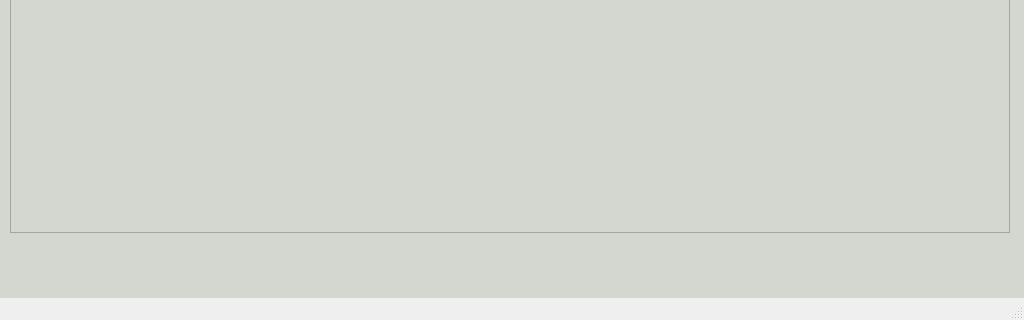
This is devicewindow.ui in kartikeya8973/emu_hmi_app as Qt 5 draws it before an edit; both pictures show x 0 to 1024 and y 448 to 768 of the 1024 by 768 pixel window. The edited form follows.
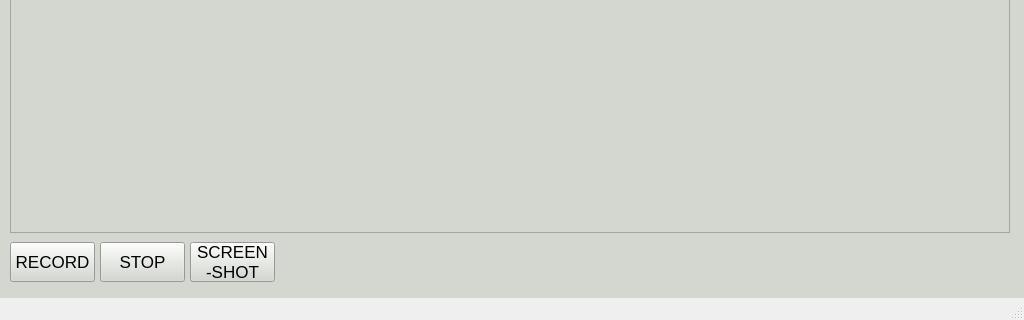
This is the edited form. The open tabs and pages were chosen to show the change. Icons and pictures are not drawn.

```diff
--- a/devicewindow.ui
+++ b/devicewindow.ui
@@ -1068,8 +1068,8 @@
      <widget class="QLabel" name="label_cam_info">
       <property name="geometry">
        <rect>
-        <x>310</x>
-        <y>590</y>
+        <x>610</x>
+        <y>600</y>
         <width>400</width>
         <height>30</height>
        </rect>
@@ -1086,6 +1086,103 @@
        <set>Qt::AlignCenter</set>
       </property>
      </widget>
+     <widget class="QLabel" name="label_recording_status">
+      <property name="geometry">
+       <rect>
+        <x>377</x>
+        <y>595</y>
+        <width>151</width>
+        <height>30</height>
+       </rect>
+      </property>
+      <property name="text">
+       <string/>
+      </property>
+      <property name="alignment">
+       <set>Qt::AlignCenter</set>
+      </property>
+     </widget>
+     <widget class="QPushButton" name="pushButton_screenshot">
+      <property name="geometry">
+       <rect>
+        <x>190</x>
+        <y>590</y>
+        <width>85</width>
+        <height>40</height>
+       </rect>
+      </property>
+      <property name="font">
+       <font>
+        <pointsize>13</pointsize>
+       </font>
+      </property>
+      <property name="styleSheet">
+       <string notr="true"/>
+      </property>
+      <property name="text">
+       <string>SCREEN
+-SHOT</string>
+      </property>
+      <property name="icon">
+       <iconset resource="icons.qrc">
+        <normaloff>:/new/icons/capture.png</normaloff>:/new/icons/capture.png</iconset>
+      </property>
+     </widget>
+     <widget class="QLabel" name="label_recordingIcon">
+      <property name="geometry">
+       <rect>
+        <x>307</x>
+        <y>595</y>
+        <width>30</width>
+        <height>30</height>
+       </rect>
+      </property>
+      <property name="text">
+       <string/>
+      </property>
+     </widget>
+     <widget class="QPushButton" name="pushButton_record">
+      <property name="geometry">
+       <rect>
+        <x>10</x>
+        <y>590</y>
+        <width>85</width>
+        <height>40</height>
+       </rect>
+      </property>
+      <property name="font">
+       <font>
+        <pointsize>13</pointsize>
+       </font>
+      </property>
+      <property name="styleSheet">
+       <string notr="true"/>
+      </property>
+      <property name="text">
+       <string>RECORD</string>
+      </property>
+     </widget>
+     <widget class="QPushButton" name="pushButton_stop">
+      <property name="geometry">
+       <rect>
+        <x>100</x>
+        <y>590</y>
+        <width>85</width>
+        <height>40</height>
+       </rect>
+      </property>
+      <property name="font">
+       <font>
+        <pointsize>13</pointsize>
+       </font>
+      </property>
+      <property name="styleSheet">
+       <string notr="true"/>
+      </property>
+      <property name="text">
+       <string>STOP</string>
+      </property>
+     </widget>
     </widget>
    </widget>
    <widget class="QPushButton" name="pushButton_home_button">
```
Left out of the diff: 12 changed lines with no effect on the pictures.
